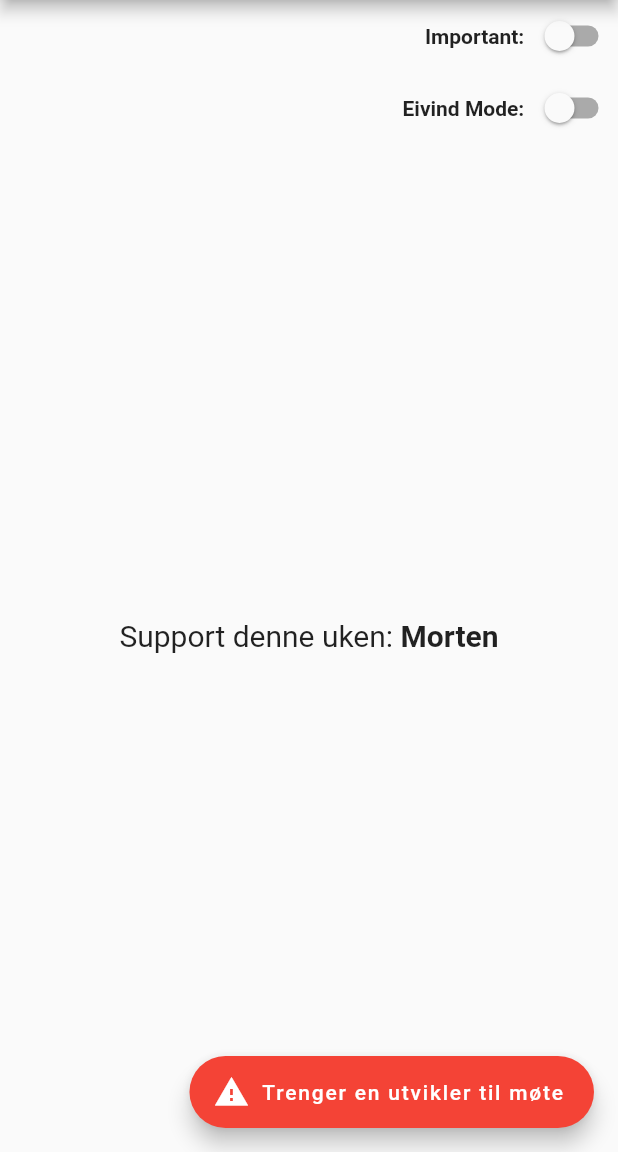
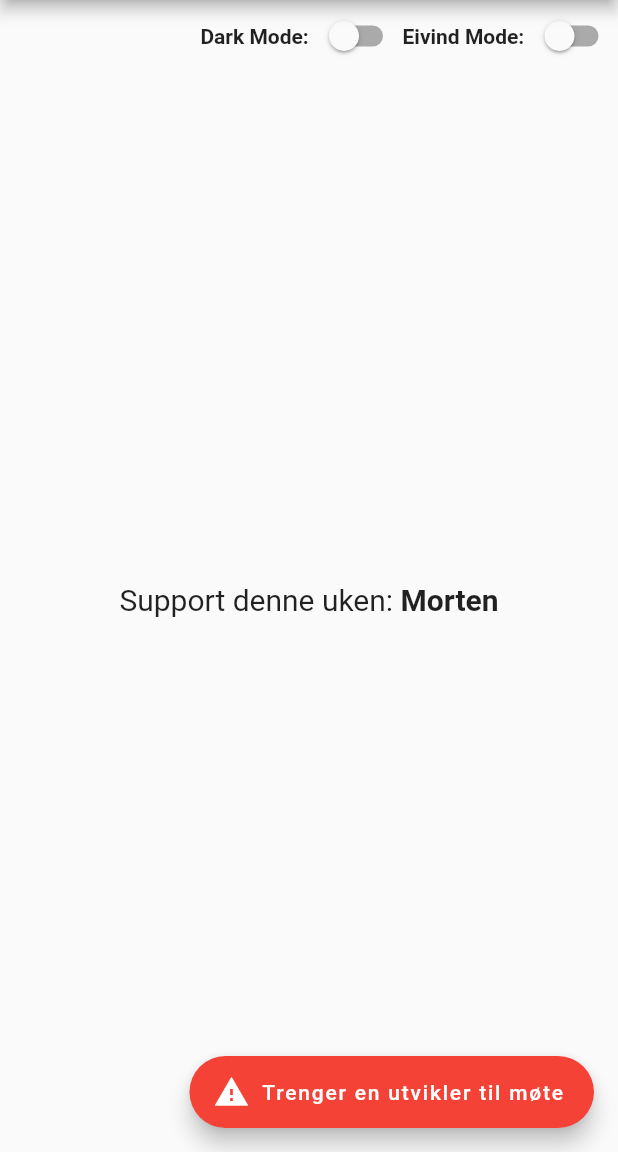
Before and after one commit to subfusc/gy_support, a Flutter app: the screen it shows after launch, on a phone screen of 412 x 824 dp, the part 84-1236 px from its top. Run offline on Flutter 3.47's test engine with Material 2 defaults, Android fonts, the phone set to English and light mode, and no system bars; missing offline and left inert: dart:html.

Commit message:
Persist settings in web storage

```diff
--- a/lib/main.dart
+++ b/lib/main.dart
@@ -1,6 +1,10 @@
+
+import 'dart:convert';
+
 import 'package:flutter/material.dart';
 import 'package:intl/intl.dart';
 import 'dart:math';
+import 'dart:html';
 
 /// WOOO, STACK OVERFLOW.
 /// Thanks to András Szepesházi: https://stackoverflow.com/questions/49393231/how-to-get-day-of-year-week-of-year-from-a-datetime-dart-object
@@ -35,9 +39,10 @@ class GySupport extends StatefulWidget {
 }
 
 class _GySupportState extends State<GySupport> {
-  bool darkMode = false;
+  bool darkMode = jsonDecode(window.localStorage['dark'] ?? 'false') as bool;
 
   void turnOnDark(bool v) {
+    window.localStorage['dark'] = jsonEncode(v);
     setState(() {
       darkMode = v;
     });
@@ -66,17 +71,25 @@ class MyHomePage extends StatefulWidget {
 }
 
 class _MyHomePageState extends State<MyHomePage> {
+  static bool get darkModeFromStorage => jsonDecode(window.localStorage['dark'] ?? 'false') as bool;
+  static bool get showListFromStorage => jsonDecode(window.localStorage['list'] ?? 'false') as bool;
+
   final List<String> devs = ['Morten', 'Eivind', 'Christian', 'Sindre'];
-  bool darkMode = false;
-  bool showList = false;
+
+  bool darkMode = darkModeFromStorage;
+  bool showList = showListFromStorage;
 
   @override
   Widget build(BuildContext context) {
     return Scaffold(
       appBar: AppBar(title: Text(widget.title)),
-        body: Column(mainAxisSize: MainAxisSize.max, children: [
+      body: Column(
+        children: [
+          Row(
+            mainAxisAlignment: MainAxisAlignment.end,
+            children: [
               Row(mainAxisAlignment: MainAxisAlignment.end, children: [
-            const Text('Important: ', style: TextStyle(fontWeight: FontWeight.bold)),
+                  const Text('Dark Mode: ', style: TextStyle(fontWeight: FontWeight.bold)),
                   Switch(
                     value: darkMode,
                     onChanged: (v) {
@@ -84,20 +97,30 @@ class _MyHomePageState extends State<MyHomePage> {
                       widget.togFunc(v);
                   })
               ]),
-          Row(mainAxisAlignment: MainAxisAlignment.end, children: [
+              Row(mainAxisAlignment: MainAxisAlignment.end,
+                children: [
                   const Text('Eivind Mode: ', style: TextStyle(fontWeight: FontWeight.bold)),
-            Switch(value: showList, onChanged: (v) => setState(() => showList = v)),
-          ]),
+                  Switch(value: showList,
+                    onChanged: (v) => setState( () {window.localStorage['list'] = jsonEncode(v); showList = v;})),
+                ]
+              )
+            ]
+          ),
            Expanded(
-            child: Column(mainAxisAlignment: MainAxisAlignment.center, children: [
-              Row(mainAxisAlignment: MainAxisAlignment.center, children: [
+             child: Column(
+               mainAxisAlignment: MainAxisAlignment.center,
+               crossAxisAlignment: CrossAxisAlignment.center,
+               children: [
+                 Row(
+                   mainAxisAlignment: MainAxisAlignment.center,
+                   children: [
                      const Text('Support denne uken: ', style: TextStyle(fontSize: 20)),
                      Text(devs[weekNumber(DateTime.now()) % devs.length],
                        style: const TextStyle(fontSize: 20, fontWeight: FontWeight.bold)),
-              ]),
+                   ]
+                 ),
                  (showList ? Text('Rekkefølge: ${devs.toString()}') : const Text('')),
-            ]),
-          )
+           ])),
        ]),
       floatingActionButton: FloatingActionButton.extended(
         icon: const Icon(Icons.warning),
@@ -105,8 +128,52 @@ class _MyHomePageState extends State<MyHomePage> {
         onPressed: () {
           ScaffoldMessenger.of(context).hideCurrentSnackBar();
           ScaffoldMessenger.of(context).showSnackBar(SnackBar(
-                  content:
-                      Text('Den heldige utvalgte er: ${devs[Random().nextInt(devs.length)]}')));
+              content: Text('Den heldige utvalgte er: ${devs[Random().nextInt(devs.length)]}')));
     }));
   }
 }
+
+class WebStorage {
+  final Storage backend;
+
+  WebStorage({required this.backend});
+
+  String yrMnt(DateTime d) => "${d.year}-${d.month}";
+
+  Map<String,List<int>> stampsForMonth(DateTime d) {
+    if (backend[yrMnt(d)] == null) return <String,List<int>>{};
+    var rval = <String,List<int>>{};
+    var dmap = Map<String,List<dynamic>>.from(jsonDecode(backend[yrMnt(d)]!));
+    for (var val in dmap.keys) { rval[val] = List<int>.from(dmap[val]!); }
+    return rval;
+  }
+
+  void saveStampsForMonth(DateTime d, Map<String,List<int>> stamps) {
+    backend[yrMnt(d)] = jsonEncode(stamps);
+  }
+}
+
+class VariableText extends StatefulWidget {
+  final String initialText;
+
+  const VariableText({super.key, required this.initialText});
+
+  @override
+  State<VariableText> createState() => _VariableTextState();
+}
+
+class _VariableTextState extends State<VariableText> {
+  String? text;
+
+  void trigger(String txt) {
+    setState(() {
+        text = txt;
+    });
+  }
+
+  @override
+  Widget build(ctx) {
+    text ??= widget.initialText;
+    return Text(text!);
+  }
+}
--- a/pubspec.yaml
+++ b/pubspec.yaml
@@ -31,7 +31,7 @@ environment:
 dependencies:
   flutter:
     sdk: flutter
-  intl: ^0.17.0
+  intl: ^0.18.1
 
 
   # The following adds the Cupertino Icons font to your application.
```
Also changed, not shown: pubspec.lock. Lines whose indentation alone changed are shown as unchanged.
